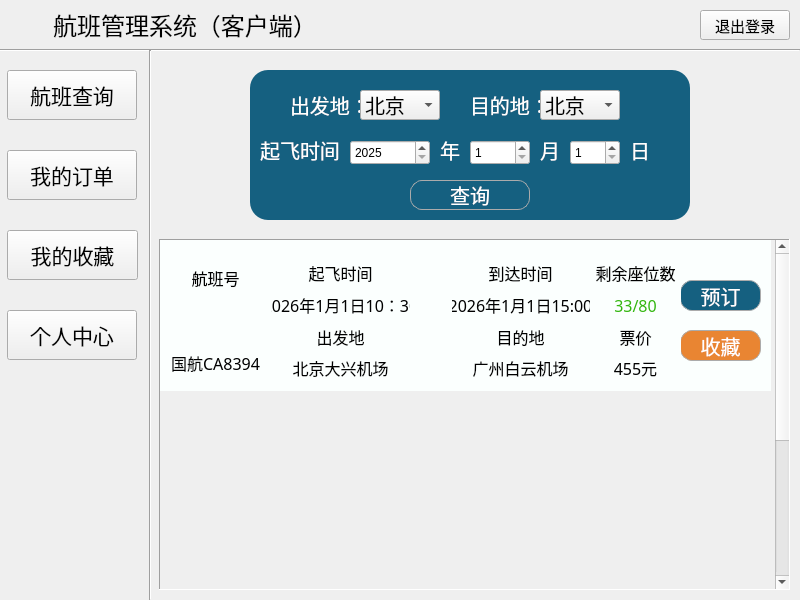
Above: UserMainWindow.ui from ImmortalWatcher/Flient_Management before the change. Below: the same form after it.
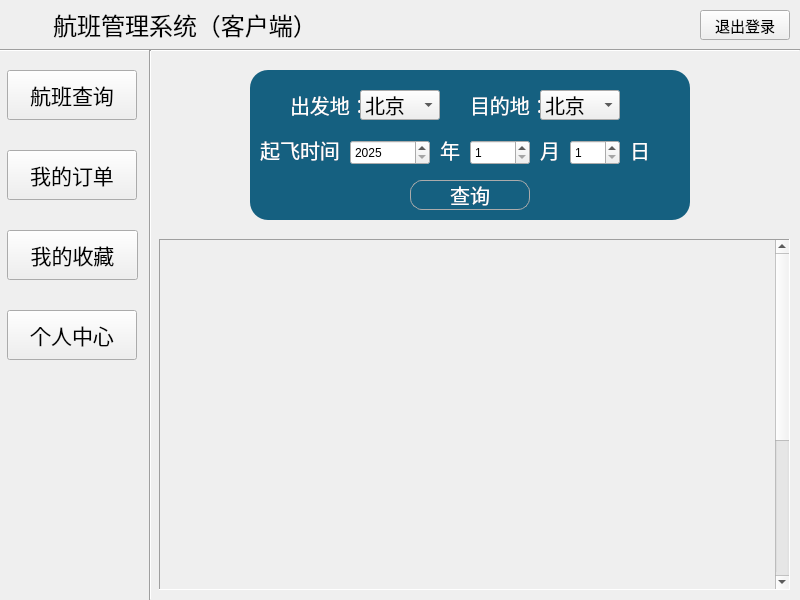
That is the form after the change. The open tabs and pages were chosen to show the change. Icons and pictures are not drawn.

Commit message:
添加航班查询功能后端连接，bug待修（显示问题）
没招了，投降了

Patch:
```diff
--- a/UserMainWindow.ui
+++ b/UserMainWindow.ui
@@ -1844,530 +1844,6 @@
          <height>600</height>
         </size>
        </property>
-       <widget class="QWidget" name="widget" native="true">
-        <property name="geometry">
-         <rect>
-          <x>0</x>
-          <y>0</y>
-          <width>611</width>
-          <height>151</height>
-         </rect>
-        </property>
-        <property name="sizePolicy">
-         <sizepolicy hsizetype="Fixed" vsizetype="Fixed">
-          <horstretch>0</horstretch>
-          <verstretch>0</verstretch>
-         </sizepolicy>
-        </property>
-        <property name="styleSheet">
-         <string notr="true">background-color: #fbfffe;</string>
-        </property>
-        <widget class="QPushButton" name="searchBtn_2">
-         <property name="enabled">
-          <bool>true</bool>
-         </property>
-         <property name="geometry">
-          <rect>
-           <x>520</x>
-           <y>40</y>
-           <width>81</width>
-           <height>31</height>
-          </rect>
-         </property>
-         <property name="font">
-          <font>
-           <family>华文琥珀</family>
-           <pointsize>15</pointsize>
-          </font>
-         </property>
-         <property name="styleSheet">
-          <string notr="true">QPushButton {
-    background-color: #156080;
-    color: white;
-    border: 1px solid #ababab;
-    border-radius: 12px;
-}</string>
-         </property>
-         <property name="text">
-          <string>预订</string>
-         </property>
-        </widget>
-        <widget class="QPushButton" name="searchBtn_3">
-         <property name="enabled">
-          <bool>true</bool>
-         </property>
-         <property name="geometry">
-          <rect>
-           <x>520</x>
-           <y>90</y>
-           <width>81</width>
-           <height>31</height>
-          </rect>
-         </property>
-         <property name="font">
-          <font>
-           <family>华文琥珀</family>
-           <pointsize>15</pointsize>
-          </font>
-         </property>
-         <property name="styleSheet">
-          <string notr="true">QPushButton {
-    background-color: #e98532;
-    color: white;
-    border: 1px solid #ababab;
-    border-radius: 12px;
-}</string>
-         </property>
-         <property name="text">
-          <string>收藏</string>
-         </property>
-        </widget>
-        <widget class="QWidget" name="verticalLayoutWidget">
-         <property name="geometry">
-          <rect>
-           <x>110</x>
-           <y>20</y>
-           <width>141</width>
-           <height>121</height>
-          </rect>
-         </property>
-         <layout class="QVBoxLayout" name="verticalLayout">
-          <item>
-           <widget class="QLabel" name="label_4">
-            <property name="font">
-             <font>
-              <family>华文楷体</family>
-              <pointsize>12</pointsize>
-             </font>
-            </property>
-            <property name="text">
-             <string>起飞时间</string>
-            </property>
-            <property name="alignment">
-             <set>Qt::AlignmentFlag::AlignCenter</set>
-            </property>
-           </widget>
-          </item>
-          <item>
-           <widget class="QLabel" name="label_6">
-            <property name="font">
-             <font>
-              <family>华文楷体</family>
-              <pointsize>12</pointsize>
-              <bold>false</bold>
-             </font>
-            </property>
-            <property name="text">
-             <string>2026年1月1日10：30</string>
-            </property>
-            <property name="alignment">
-             <set>Qt::AlignmentFlag::AlignCenter</set>
-            </property>
-           </widget>
-          </item>
-          <item>
-           <widget class="QLabel" name="label_5">
-            <property name="font">
-             <font>
-              <family>华文楷体</family>
-              <pointsize>12</pointsize>
-             </font>
-            </property>
-            <property name="text">
-             <string>出发地</string>
-            </property>
-            <property name="alignment">
-             <set>Qt::AlignmentFlag::AlignCenter</set>
-            </property>
-           </widget>
-          </item>
-          <item>
-           <widget class="QLabel" name="label_7">
-            <property name="font">
-             <font>
-              <family>华文楷体</family>
-              <pointsize>12</pointsize>
-              <bold>false</bold>
-             </font>
-            </property>
-            <property name="text">
-             <string>北京大兴机场</string>
-            </property>
-            <property name="alignment">
-             <set>Qt::AlignmentFlag::AlignCenter</set>
-            </property>
-           </widget>
-          </item>
-         </layout>
-        </widget>
-        <widget class="QWidget" name="verticalLayoutWidget_2">
-         <property name="geometry">
-          <rect>
-           <x>290</x>
-           <y>20</y>
-           <width>141</width>
-           <height>121</height>
-          </rect>
-         </property>
-         <layout class="QVBoxLayout" name="verticalLayout_3">
-          <item>
-           <widget class="QLabel" name="label_9">
-            <property name="font">
-             <font>
-              <family>华文楷体</family>
-              <pointsize>12</pointsize>
-             </font>
-            </property>
-            <property name="text">
-             <string>到达时间</string>
-            </property>
-            <property name="alignment">
-             <set>Qt::AlignmentFlag::AlignCenter</set>
-            </property>
-           </widget>
-          </item>
-          <item>
-           <widget class="QLabel" name="label_8">
-            <property name="font">
-             <font>
-              <family>华文楷体</family>
-              <pointsize>12</pointsize>
-              <bold>false</bold>
-             </font>
-            </property>
-            <property name="text">
-             <string>2026年1月1日15:00</string>
-            </property>
-            <property name="alignment">
-             <set>Qt::AlignmentFlag::AlignCenter</set>
-            </property>
-           </widget>
-          </item>
-          <item>
-           <widget class="QLabel" name="label_10">
-            <property name="font">
-             <font>
-              <family>华文楷体</family>
-              <pointsize>12</pointsize>
-             </font>
-            </property>
-            <property name="text">
-             <string>目的地</string>
-            </property>
-            <property name="alignment">
-             <set>Qt::AlignmentFlag::AlignCenter</set>
-            </property>
-           </widget>
-          </item>
-          <item>
-           <widget class="QLabel" name="label_11">
-            <property name="font">
-             <font>
-              <family>华文楷体</family>
-              <pointsize>12</pointsize>
-              <bold>false</bold>
-             </font>
-            </property>
-            <property name="text">
-             <string>广州白云机场</string>
-            </property>
-            <property name="alignment">
-             <set>Qt::AlignmentFlag::AlignCenter</set>
-            </property>
-           </widget>
-          </item>
-         </layout>
-        </widget>
-        <widget class="QWidget" name="verticalLayoutWidget_3">
-         <property name="geometry">
-          <rect>
-           <x>0</x>
-           <y>20</y>
-           <width>111</width>
-           <height>121</height>
-          </rect>
-         </property>
-         <layout class="QVBoxLayout" name="verticalLayout_5">
-          <item>
-           <widget class="QLabel" name="label_12">
-            <property name="font">
-             <font>
-              <family>华文楷体</family>
-              <pointsize>12</pointsize>
-             </font>
-            </property>
-            <property name="text">
-             <string>航班号</string>
-            </property>
-            <property name="alignment">
-             <set>Qt::AlignmentFlag::AlignCenter</set>
-            </property>
-           </widget>
-          </item>
-          <item>
-           <widget class="QLabel" name="label">
-            <property name="font">
-             <font>
-              <family>华文楷体</family>
-              <pointsize>11</pointsize>
-             </font>
-            </property>
-            <property name="styleSheet">
-             <string notr="true"/>
-            </property>
-            <property name="text">
-             <string/>
-            </property>
-            <property name="pixmap">
-             <pixmap resource="figures.qrc">:/img/source/figures/capitalLogo.png</pixmap>
-            </property>
-            <property name="alignment">
-             <set>Qt::AlignmentFlag::AlignCenter</set>
-            </property>
-           </widget>
-          </item>
-          <item>
-           <widget class="QLabel" name="label_14">
-            <property name="font">
-             <font>
-              <family>华文楷体</family>
-              <pointsize>12</pointsize>
-              <bold>false</bold>
-             </font>
-            </property>
-            <property name="text">
-             <string>国航CA8394</string>
-            </property>
-            <property name="alignment">
-             <set>Qt::AlignmentFlag::AlignCenter</set>
-            </property>
-           </widget>
-          </item>
-         </layout>
-        </widget>
-        <widget class="QWidget" name="verticalLayoutWidget_4">
-         <property name="geometry">
-          <rect>
-           <x>250</x>
-           <y>20</y>
-           <width>42</width>
-           <height>121</height>
-          </rect>
-         </property>
-         <layout class="QVBoxLayout" name="verticalLayout_4">
-          <item>
-           <widget class="QLabel" name="label_13">
-            <property name="font">
-             <font>
-              <family>华文楷体</family>
-              <pointsize>11</pointsize>
-             </font>
-            </property>
-            <property name="styleSheet">
-             <string notr="true">border：none；</string>
-            </property>
-            <property name="text">
-             <string/>
-            </property>
-            <property name="pixmap">
-             <pixmap resource="figures.qrc">:/img/source/figures/arrow.png</pixmap>
-            </property>
-            <property name="alignment">
-             <set>Qt::AlignmentFlag::AlignCenter</set>
-            </property>
-           </widget>
-          </item>
-         </layout>
-        </widget>
-        <widget class="QWidget" name="verticalLayoutWidget_5">
-         <property name="geometry">
-          <rect>
-           <x>430</x>
-           <y>20</y>
-           <width>91</width>
-           <height>121</height>
-          </rect>
-         </property>
-         <layout class="QVBoxLayout" name="verticalLayout_6">
-          <item>
-           <widget class="QLabel" name="label_17">
-            <property name="font">
-             <font>
-              <family>华文楷体</family>
-              <pointsize>12</pointsize>
-              <bold>false</bold>
-             </font>
-            </property>
-            <property name="text">
-             <string>剩余座位数</string>
-            </property>
-            <property name="alignment">
-             <set>Qt::AlignmentFlag::AlignCenter</set>
-            </property>
-           </widget>
-          </item>
-          <item>
-           <widget class="QLabel" name="label_18">
-            <property name="palette">
-             <palette>
-              <active>
-               <colorrole role="WindowText">
-                <brush brushstyle="SolidPattern">
-                 <color alpha="255">
-                  <red>51</red>
-                  <green>182</green>
-                  <blue>15</blue>
-                 </color>
-                </brush>
-               </colorrole>
-               <colorrole role="Button">
-                <brush brushstyle="SolidPattern">
-                 <color alpha="255">
-                  <red>251</red>
-                  <green>255</green>
-                  <blue>254</blue>
-                 </color>
-                </brush>
-               </colorrole>
-               <colorrole role="Base">
-                <brush brushstyle="SolidPattern">
-                 <color alpha="255">
-                  <red>251</red>
-                  <green>255</green>
-                  <blue>254</blue>
-                 </color>
-                </brush>
-               </colorrole>
-               <colorrole role="Window">
-                <brush brushstyle="SolidPattern">
-                 <color alpha="255">
-                  <red>251</red>
-                  <green>255</green>
-                  <blue>254</blue>
-                 </color>
-                </brush>
-               </colorrole>
-              </active>
-              <inactive>
-               <colorrole role="WindowText">
-                <brush brushstyle="SolidPattern">
-                 <color alpha="255">
-                  <red>51</red>
-                  <green>182</green>
-                  <blue>15</blue>
-                 </color>
-                </brush>
-               </colorrole>
-               <colorrole role="Button">
-                <brush brushstyle="SolidPattern">
-                 <color alpha="255">
-                  <red>251</red>
-                  <green>255</green>
-                  <blue>254</blue>
-                 </color>
-                </brush>
-               </colorrole>
-               <colorrole role="Base">
-                <brush brushstyle="SolidPattern">
-                 <color alpha="255">
-                  <red>251</red>
-                  <green>255</green>
-                  <blue>254</blue>
-                 </color>
-                </brush>
-               </colorrole>
-               <colorrole role="Window">
-                <brush brushstyle="SolidPattern">
-                 <color alpha="255">
-                  <red>251</red>
-                  <green>255</green>
-                  <blue>254</blue>
-                 </color>
-                </brush>
-               </colorrole>
-              </inactive>
-              <disabled>
-               <colorrole role="Button">
-                <brush brushstyle="SolidPattern">
-                 <color alpha="255">
-                  <red>251</red>
-                  <green>255</green>
-                  <blue>254</blue>
-                 </color>
-                </brush>
-               </colorrole>
-               <colorrole role="Base">
-                <brush brushstyle="SolidPattern">
-                 <color alpha="255">
-                  <red>251</red>
-                  <green>255</green>
-                  <blue>254</blue>
-                 </color>
-                </brush>
-               </colorrole>
-               <colorrole role="Window">
-                <brush brushstyle="SolidPattern">
-                 <color alpha="255">
-                  <red>251</red>
-                  <green>255</green>
-                  <blue>254</blue>
-                 </color>
-                </brush>
-               </colorrole>
-              </disabled>
-             </palette>
-            </property>
-            <property name="font">
-             <font>
-              <family>华文楷体</family>
-              <pointsize>12</pointsize>
-              <bold>false</bold>
-             </font>
-            </property>
-            <property name="text">
-             <string>33/80</string>
-            </property>
-            <property name="alignment">
-             <set>Qt::AlignmentFlag::AlignCenter</set>
-            </property>
-           </widget>
-          </item>
-          <item>
-           <widget class="QLabel" name="label_15">
-            <property name="font">
-             <font>
-              <family>华文楷体</family>
-              <pointsize>12</pointsize>
-             </font>
-            </property>
-            <property name="text">
-             <string>票价</string>
-            </property>
-            <property name="alignment">
-             <set>Qt::AlignmentFlag::AlignCenter</set>
-            </property>
-           </widget>
-          </item>
-          <item>
-           <widget class="QLabel" name="label_16">
-            <property name="font">
-             <font>
-              <family>华文楷体</family>
-              <pointsize>12</pointsize>
-              <bold>false</bold>
-             </font>
-            </property>
-            <property name="text">
-             <string>455元</string>
-            </property>
-            <property name="alignment">
-             <set>Qt::AlignmentFlag::AlignCenter</set>
-            </property>
-           </widget>
-          </item>
-         </layout>
-        </widget>
-       </widget>
       </widget>
      </widget>
     </widget>
```
Left out of the diff: 2 changed lines with no effect on the pictures. The commit also changes 13 other files.
